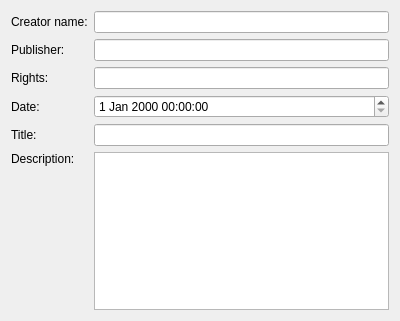
Before: the Qt Designer form krita/plugins/extensions/metadataeditor/editors/dublincore.ui in KDE/krita, drawn with Qt 5.
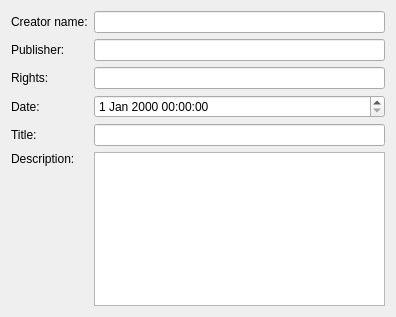
After: the same form once the commit is applied.

Commit message: Changed the UI which contains labels and textfields into QFormLayout to set alignment issues

Patch:
```diff
--- a/krita/plugins/extensions/metadataeditor/editors/dublincore.ui
+++ b/krita/plugins/extensions/metadataeditor/editors/dublincore.ui
@@ -1,20 +1,23 @@
 <ui version="4.0" >
  <class>DublinCore</class>
- <widget class="QWidget" name="DublinCore" >
-  <property name="geometry" >
+ <widget class="QWidget" name="DublinCore">
+  <property name="geometry">
    <rect>
     <x>0</x>
     <y>0</y>
-    <width>400</width>
-    <height>321</height>
+    <width>396</width>
+    <height>317</height>
    </rect>
   </property>
-  <layout class="QHBoxLayout" >
+  <layout class="QHBoxLayout" name="horizontalLayout">
    <item>
-    <layout class="QGridLayout" >
-     <item row="0" column="0" >
-      <widget class="QLabel" name="label" >
-       <property name="text" >
+    <layout class="QFormLayout" name="formLayout">
+     <property name="rowWrapPolicy">
+      <enum>QFormLayout::WrapLongRows</enum>
+     </property>
+     <item row="0" column="0">
+      <widget class="QLabel" name="label">
+       <property name="text">
         <string>Creator name:</string>
        </property>
        <property name="buddy" >
@@ -22,12 +25,12 @@
        </property>
       </widget>
      </item>
-     <item row="0" column="1" >
-      <widget class="QLineEdit" name="editCreator" />
+     <item row="0" column="1">
+      <widget class="QLineEdit" name="editCreator"/>
      </item>
-     <item row="1" column="0" >
-      <widget class="QLabel" name="label_4" >
-       <property name="text" >
+     <item row="1" column="0">
+      <widget class="QLabel" name="label_4">
+       <property name="text">
         <string>Publisher:</string>
        </property>
        <property name="buddy" >
@@ -35,12 +38,12 @@
        </property>
       </widget>
      </item>
-     <item row="1" column="1" >
-      <widget class="QLineEdit" name="editPublisher" />
+     <item row="1" column="1">
+      <widget class="QLineEdit" name="editPublisher"/>
      </item>
-     <item row="2" column="0" >
-      <widget class="QLabel" name="label_5" >
-       <property name="text" >
+     <item row="2" column="0">
+      <widget class="QLabel" name="label_5">
+       <property name="text">
         <string>Rights:</string>
        </property>
        <property name="buddy" >
@@ -48,12 +51,12 @@
        </property>
       </widget>
      </item>
-     <item row="2" column="1" >
-      <widget class="QLineEdit" name="editRights" />
+     <item row="2" column="1">
+      <widget class="QLineEdit" name="editRights"/>
      </item>
-     <item row="3" column="0" >
-      <widget class="QLabel" name="label_2" >
-       <property name="text" >
+     <item row="3" column="0">
+      <widget class="QLabel" name="label_2">
+       <property name="text">
         <string>Date:</string>
        </property>
        <property name="buddy" >
@@ -61,12 +64,12 @@
        </property>
       </widget>
      </item>
-     <item row="3" column="1" >
-      <widget class="QDateTimeEdit" name="editDate" />
+     <item row="3" column="1">
+      <widget class="QDateTimeEdit" name="editDate"/>
      </item>
-     <item row="4" column="0" >
-      <widget class="QLabel" name="label_7" >
-       <property name="text" >
+     <item row="4" column="0">
+      <widget class="QLabel" name="label_7">
+       <property name="text">
         <string>Title:</string>
        </property>
        <property name="buddy" >
@@ -74,12 +77,12 @@
        </property>
       </widget>
      </item>
-     <item row="4" column="1" >
-      <widget class="QLineEdit" name="editTitle" />
+     <item row="4" column="1">
+      <widget class="QLineEdit" name="editTitle"/>
      </item>
-     <item row="5" column="0" >
-      <widget class="QLabel" name="label_3" >
-       <property name="text" >
+     <item row="5" column="0">
+      <widget class="QLabel" name="label_3">
+       <property name="text">
         <string>Description:</string>
        </property>
        <property name="alignment" >
@@ -90,8 +93,8 @@
        </property>
       </widget>
      </item>
-     <item row="5" column="1" >
-      <widget class="QTextEdit" name="editDescription" />
+     <item row="5" column="1">
+      <widget class="QTextEdit" name="editDescription"/>
      </item>
     </layout>
    </item>
```
Left out of the diff: 17 changed lines with no effect on the pictures. The commit also changes 91 other files.
